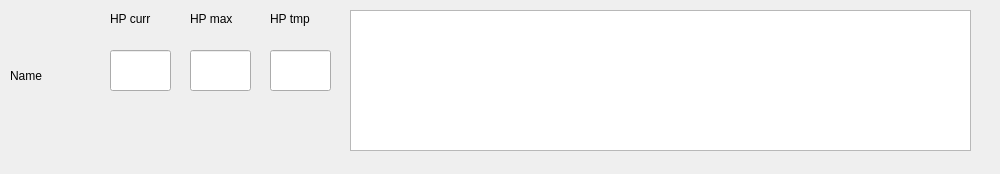
First picture: the form in src/CombatantWidget/combatantwidget.ui, repository lazaropo/2EManager, before the edit.
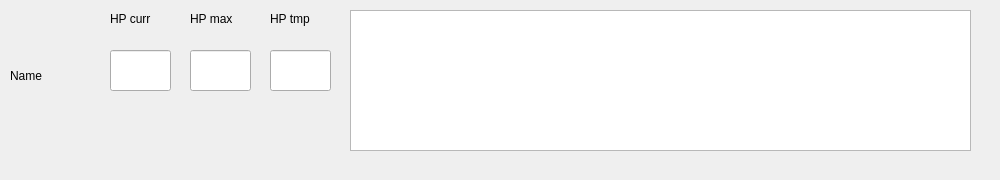
Second picture: the form after the edit. Custom widgets are drawn as their Qt base class.

Commit message: it works, but some day it will crush

Patch:
```diff
--- a/src/CombatantWidget/combatantwidget.ui
+++ b/src/CombatantWidget/combatantwidget.ui
@@ -7,9 +7,21 @@
     <x>0</x>
     <y>0</y>
     <width>1000</width>
-    <height>174</height>
+    <height>180</height>
    </rect>
   </property>
+  <property name="sizePolicy">
+   <sizepolicy hsizetype="Fixed" vsizetype="Fixed">
+    <horstretch>0</horstretch>
+    <verstretch>0</verstretch>
+   </sizepolicy>
+  </property>
+  <property name="maximumSize">
+   <size>
+    <width>1200</width>
+    <height>800</height>
+   </size>
+  </property>
   <property name="windowTitle">
    <string>CombatantWidget</string>
   </property>
```
Left out of the diff: 12 changed lines with no effect on the pictures. The commit also changes 2 other files.
